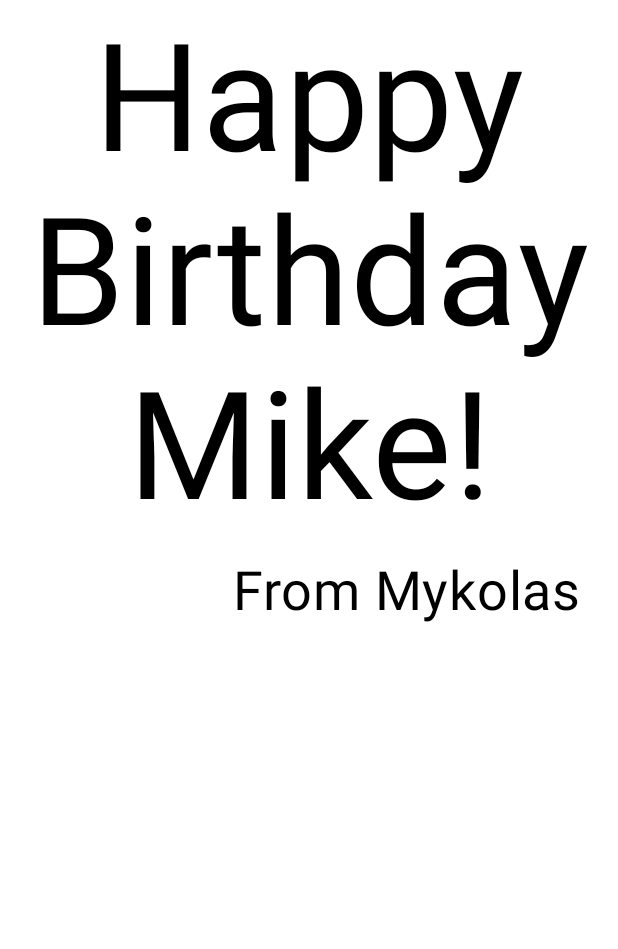
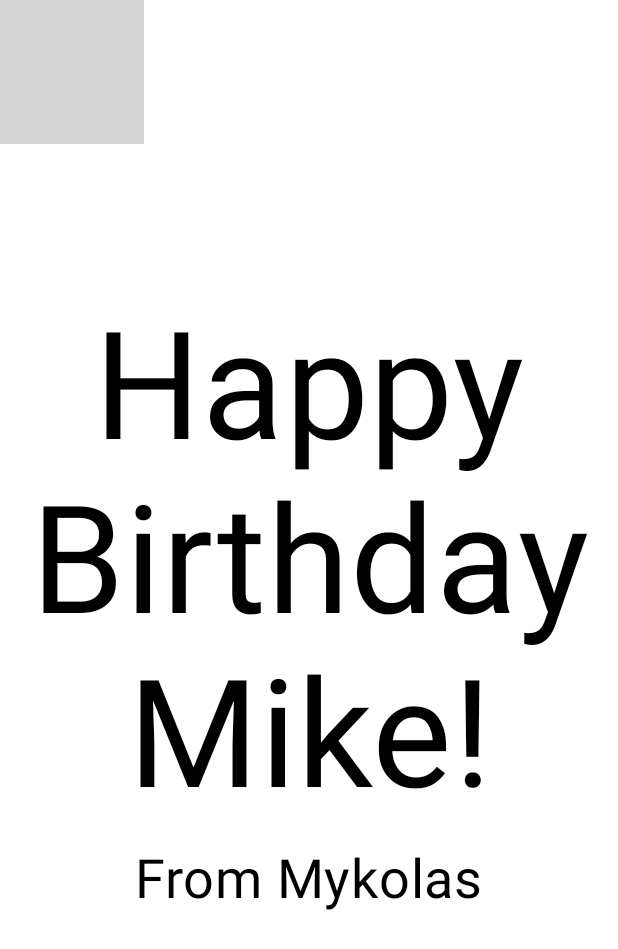
Before and after one commit to myka1/HappyBirthday, an Android app built with Jetpack Compose: the @Preview function BirthdayCardPreview, on a phone screen of 412 x 824 dp. Shown: the top 949 px of the screen. Run offline under Robolectric (Android 15) with nearby library versions, the phone set to English and light mode, and no system bars; grey boxes are pictures that could not be loaded.

Commit message:
added backgourd and strings.xml

```diff
--- a/app/src/main/java/com/example/happybirthday/MainActivity.kt
+++ b/app/src/main/java/com/example/happybirthday/MainActivity.kt
@@ -1,12 +1,12 @@
 package com.example.happybirthday
 
+import androidx.compose.foundation.Image
 import android.os.Bundle
-import android.os.Message
 import androidx.activity.ComponentActivity
 import androidx.activity.compose.setContent
 import androidx.compose.foundation.layout.Arrangement
+import androidx.compose.foundation.layout.Box
 import androidx.compose.foundation.layout.Column
-import androidx.compose.foundation.layout.Row
 import androidx.compose.foundation.layout.fillMaxSize
 import androidx.compose.foundation.layout.padding
 import androidx.compose.material3.MaterialTheme
@@ -15,6 +15,9 @@ import androidx.compose.material3.Text
 import androidx.compose.runtime.Composable
 import androidx.compose.ui.Alignment
 import androidx.compose.ui.Modifier
+import androidx.compose.ui.layout.ContentScale
+import androidx.compose.ui.res.painterResource
+import androidx.compose.ui.res.stringResource
 import androidx.compose.ui.text.style.TextAlign
 import androidx.compose.ui.tooling.preview.Preview
 import androidx.compose.ui.unit.dp
@@ -31,7 +34,10 @@ class MainActivity : ComponentActivity() {
                     modifier = Modifier.fillMaxSize(),
                     color = MaterialTheme.colorScheme.background
                 ) {
-                    GreetingText( message = "Happy Birthday Mike!", from = "From Mykolas")
+                    GreetingImage(
+                        message = stringResource(R.string.happy_birthday_text),
+                        from = stringResource(R.string.signature_text)
+                    )
                 }
             }
         }
@@ -42,7 +48,8 @@ class MainActivity : ComponentActivity() {
 fun GreetingText(message: String, from: String, modifier: Modifier = Modifier) {
     Column(
         verticalArrangement = Arrangement.Center,
-        modifier = modifier.padding(8.dp)) {
+        modifier = modifier
+    ) {
         Text(
             text = message,
             fontSize = 100.sp,
@@ -55,7 +62,27 @@ fun GreetingText(message: String, from: String, modifier: Modifier = Modifier) {
             fontSize = 36.sp,
             modifier = Modifier
                 .padding(16.dp)
-                .align(alignment = Alignment.End)
+                .align(alignment = Alignment.CenterHorizontally)
+        )
+    }
+}
+
+@Composable
+fun GreetingImage(message: String, from: String, modifier: Modifier = Modifier) {
+    val image = painterResource(R.drawable.androidparty)
+    Box {
+        Image(
+            painter = image,
+            contentDescription = null,
+            contentScale = ContentScale.Crop,
+            alpha = 0.5F
+        )
+        GreetingText(
+            message = message,
+            from = from,
+            modifier = Modifier
+                .fillMaxSize()
+                .padding(8.dp)
         )
     }
 }
@@ -64,6 +91,9 @@ fun GreetingText(message: String, from: String, modifier: Modifier = Modifier) {
 @Composable
 fun BirthdayCardPreview() {
     HappyBirthdayTheme {
-        GreetingText(message = "Happy Birthday Mike!", from = "From Mykolas")
+        GreetingImage(
+            message = stringResource(R.string.happy_birthday_text),
+            from = stringResource(R.string.signature_text)
+        )
     }
 }
--- a/app/src/main/res/values/strings.xml
+++ b/app/src/main/res/values/strings.xml
@@ -1,3 +1,5 @@
 <resources>
     <string name="app_name">Happy Birthday</string>
+    <string name="happy_birthday_text">Happy Birthday Mike!</string>
+    <string name="signature_text">From Mykolas</string>
 </resources>
```
Also changed, not shown: 1 other file.
